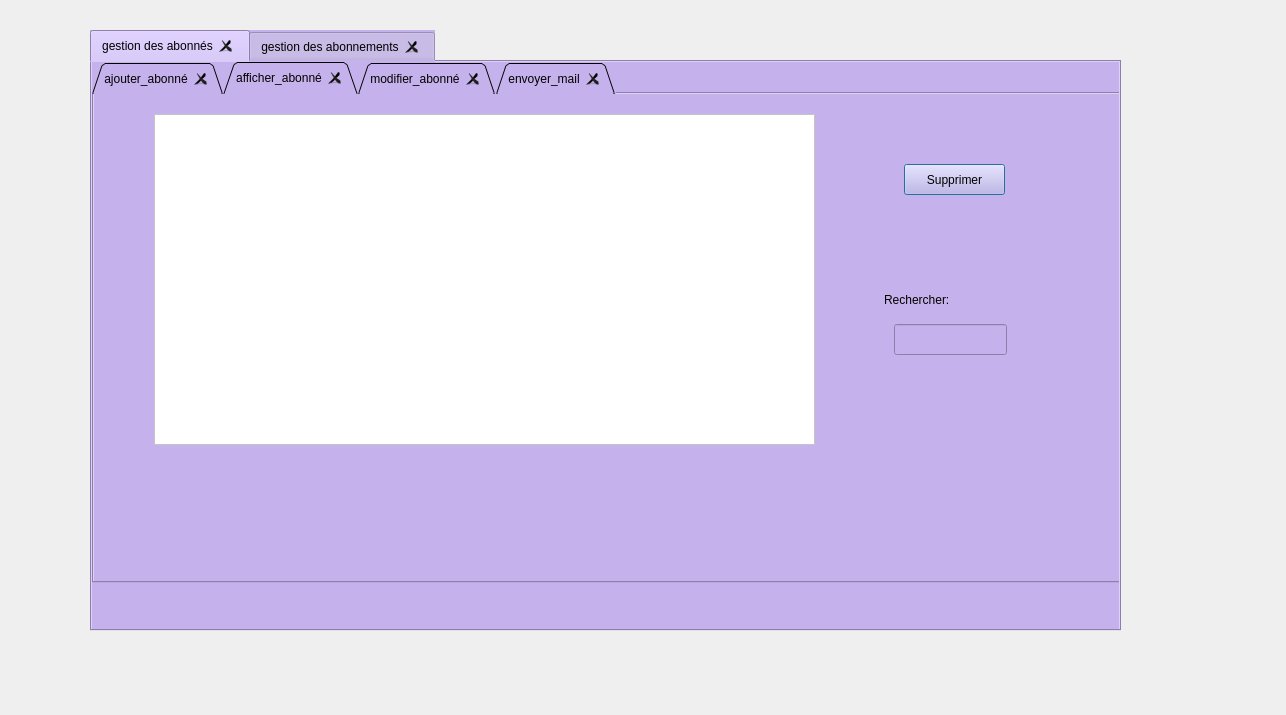
RziguiMohamedAmine/Smart_cinema_2A14, file gestion_clients.ui: the form before one commit.
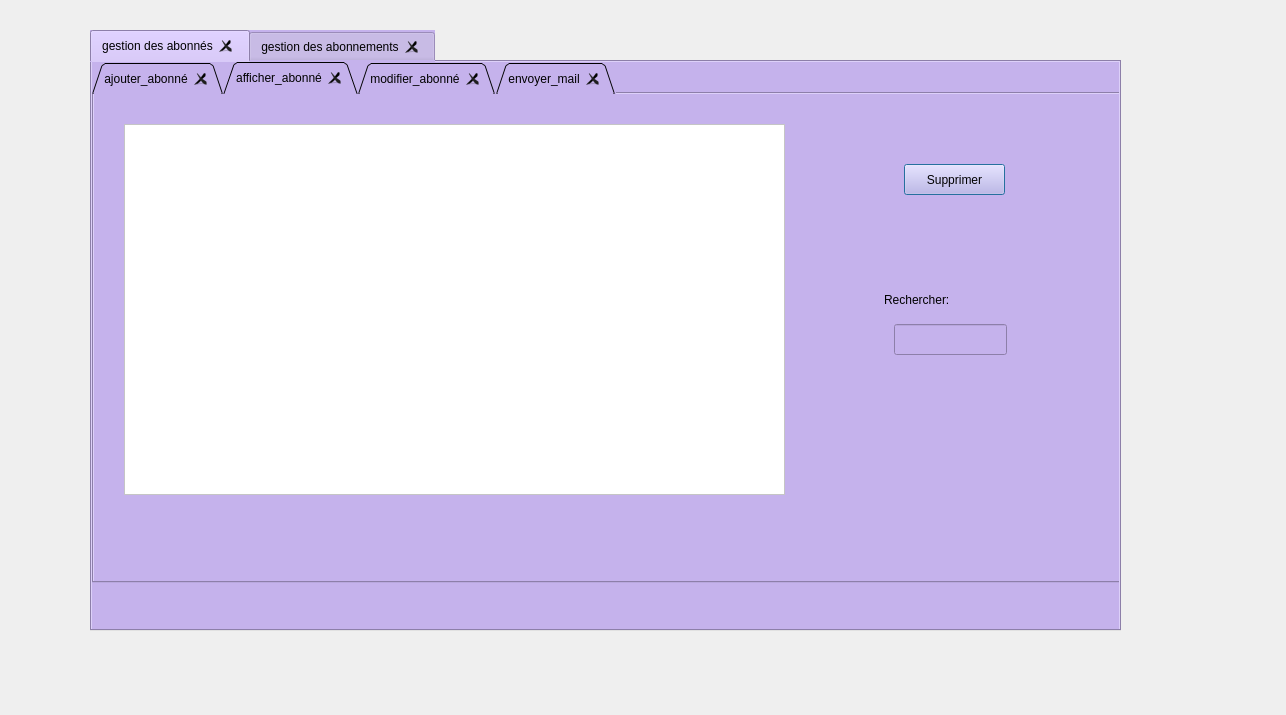
The form after the commit. The open tabs and pages were chosen to show the change.

```diff
--- a/gestion_clients.ui
+++ b/gestion_clients.ui
@@ -271,10 +271,10 @@
       <widget class="QTableView" name="tableView">
        <property name="geometry">
         <rect>
-         <x>60</x>
-         <y>20</y>
+         <x>30</x>
+         <y>30</y>
          <width>661</width>
-         <height>331</height>
+         <height>371</height>
         </rect>
        </property>
        <property name="styleSheet">
```
Left out of the diff: 2 changed lines with no effect on the pictures.
